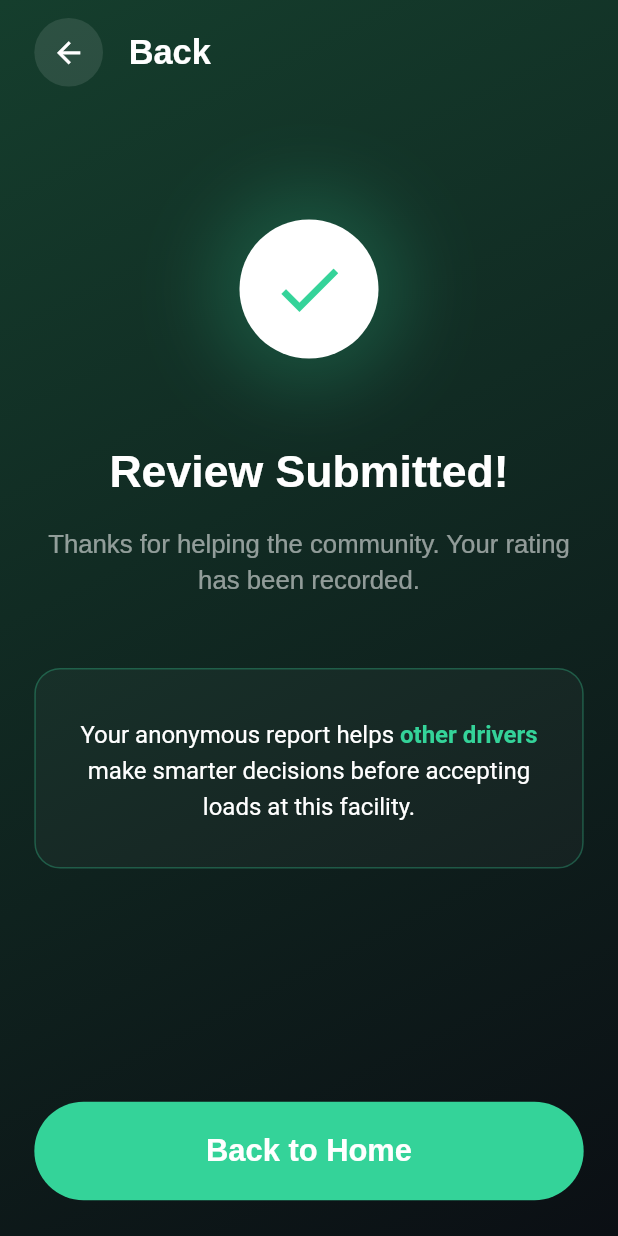
After one commit to backbencherstudio/lukethompson13, a Flutter app: the ReviewSubmitted screen opened by its route, on a phone screen of 412 x 824 dp. The commit adds this screen. Run offline on Flutter 3.47's test engine with Material 3 defaults, Android fonts, the phone set to English and light mode, and no system bars; our stand-ins replace carousel_slider, connectivity_plus, dio, fl_chart, flutter_riverpod, flutter_screenutil and 2 more; missing offline and left inert: otp_pin_field; accounts and stored records are empty.

Commit message:
stops page done

```diff
--- a/lib/core/resource/constants/icon_manager.dart
+++ b/lib/core/resource/constants/icon_manager.dart
@@ -15,5 +15,6 @@ class IconManager {
   static String clock = '$baseUrl/clock.png';
   static String backArrow = '$baseUrl/arrow_left.png';
   static String appLogo = '$baseUrl/app_logo.png';
+  static String clientReviewIcon = '$baseUrl/client_review_logo.png';
 
 }
--- a/lib/core/route/route_manager.dart
+++ b/lib/core/route/route_manager.dart
@@ -11,6 +11,8 @@ import 'package:lukethompson/presentation/parent_screen/parent_screen.dart';
 import 'package:lukethompson/presentation/splash_screen/splash_screen.dart';
 import 'package:lukethompson/presentation/stops/view/widget/claim_detials_widget.dart';
 import 'package:lukethompson/presentation/stops/view/widget/claim_review.dart';
+import 'package:lukethompson/presentation/stops/view/widget/client_review.dart';
+import 'package:lukethompson/presentation/stops/view/widget/review_submitted_widget.dart';
 
 
 
@@ -35,6 +37,10 @@ class RouteGenerator {
         return MaterialPageRoute(builder: (_) => const ClaimDetialsWidget());
       case RoutesName.claimReview :
         return MaterialPageRoute(builder: (_) => const ClaimReview());
+      case RoutesName.clientReview :
+        return MaterialPageRoute(builder: (_) => const ClientReview());
+      case RoutesName.reviewSubmitted :
+        return MaterialPageRoute(builder: (_) => const ReviewSubmitted());
 
       // case RoutesName.otpScreen:
       //   final args = routeSettings.arguments;
--- a/lib/core/route/routes_names.dart
+++ b/lib/core/route/routes_names.dart
@@ -11,5 +11,7 @@ class RoutesName {
    static const String parentScreen = "/parentScreen ";
    static const String claimDetails = "/claimDetails ";
    static const String claimReview= "/claimReview ";
+   static const String clientReview= "/ClientReview ";
+   static const String reviewSubmitted= "/reviewSubmitted";
 
 }
--- a/lib/presentation/stops/view/screen/stops_screen.dart
+++ b/lib/presentation/stops/view/screen/stops_screen.dart
@@ -115,7 +115,11 @@ class StopsScreen extends StatelessWidget {
                           title: "FedEx Ground Port",
                         ),
                         SizedBox(height: 15.h),
-                        WalmartCard(),
+                        InkWell(
+                          onTap: () {
+                            Navigator.pushNamed(context, RoutesName.clientReview);
+                          },
+                          child: WalmartCard()),
                         SizedBox(height: 15.h),
                         InkWell(
                           onTap: () {
--- /dev/null
+++ b/lib/presentation/stops/view/widget/review_submitted_widget.dart
@@ -0,0 +1,189 @@
+import 'package:flutter/material.dart';
+import 'package:flutter_screenutil/flutter_screenutil.dart';
+import 'package:lukethompson/core/resource/constants/color_manager.dart';
+import 'package:lukethompson/core/route/routes_names.dart';
+
+class ReviewSubmitted extends StatelessWidget {
+  const ReviewSubmitted({super.key});
+
+  @override
+  Widget build(BuildContext context) {
+    return Scaffold(
+      extendBodyBehindAppBar: true,
+      body: Container(
+        width: double.infinity,
+        height: double.infinity,
+        decoration: BoxDecoration(
+          gradient: LinearGradient(
+            begin: Alignment.topLeft,
+            end: Alignment.bottomRight,
+            colors: [
+              ColorManager.secondary,
+              ColorManager.primary,
+            ],
+          ),
+        ),
+        child: SafeArea(
+          child: Padding(
+            padding: EdgeInsets.symmetric(horizontal: 20.w, vertical: 10.h),
+            child: Column(
+              children: [
+
+                Row(
+                  children: [
+                    GestureDetector(
+                      onTap: () => Navigator.pop(context),
+                      child: Container(
+                        padding: EdgeInsets.all(10.r),
+                        decoration: BoxDecoration(
+                          color: Colors.white.withOpacity(0.1),
+                          shape: BoxShape.circle,
+                        ),
+                        child: Icon(
+                          Icons.arrow_back,
+                          color: Colors.white,
+                          size: 20.sp,
+                        ),
+                      ),
+                    ),
+                    SizedBox(width: 15.w),
+                    Text(
+                      "Back",
+                      style: TextStyle(
+                        color: Colors.white,
+                        fontSize: 20.sp,
+                        fontWeight: FontWeight.bold,
+                      ),
+                    ),
+                  ],
+                ),
+
+                const Spacer(flex: 1),
+
+                // Success Icon with glow effect
+                Container(
+                  height: 100.r,
+                  width: 100.r,
+                  decoration: BoxDecoration(
+                    shape: BoxShape.circle,
+                    boxShadow: [
+                      BoxShadow(
+                        color: const Color(0xFF34D399).withOpacity(0.2),
+                        blurRadius: 40,
+                        spreadRadius: 10,
+                      )
+                    ],
+                  ),
+                  child: Center(
+                    child: Container(
+                      padding: EdgeInsets.all(18.r),
+                      decoration: const BoxDecoration(
+                        color: Colors.white,
+                        shape: BoxShape.circle,
+                      ),
+                      child: Icon(
+                        Icons.check,
+                        color: const Color(0xFF34D399),
+                        size: 45.sp,
+                      ),
+                    ),
+                  ),
+                ),
+
+                SizedBox(height: 40.h),
+
+                // Text section
+                Text(
+                  "Review Submitted!",
+                  style: TextStyle(
+                    color: Colors.white,
+                    fontSize: 26.sp,
+                    fontWeight: FontWeight.bold,
+                  ),
+                ),
+                SizedBox(height: 15.h),
+                Text(
+                  "Thanks for helping the community. Your rating\nhas been recorded.",
+                  textAlign: TextAlign.center,
+                  style: TextStyle(
+                    color: Colors.white54,
+                    fontSize: 15.sp,
+                    height: 1.4,
+                  ),
+                ),
+
+                SizedBox(height: 40.h),
+
+                // Information Box
+                Container(
+                  width: double.infinity,
+                  padding: EdgeInsets.symmetric(horizontal: 20.w, vertical: 25.h),
+                  decoration: BoxDecoration(
+                    color: Colors.white.withOpacity(0.03),
+                    borderRadius: BorderRadius.circular(15.r),
+                    border: Border.all(
+                      color: const Color(0xFF34D399).withOpacity(0.3),
+                      width: 1,
+                    ),
+                  ),
+                  child: RichText(
+                    textAlign: TextAlign.center,
+                    text: TextSpan(
+                      style: TextStyle(
+                        color: Colors.white,
+                        fontSize: 14.sp,
+                        height: 1.5,
+                      ),
+                      children: [
+                        const TextSpan(text: "Your anonymous report helps "),
+                        TextSpan(
+                          text: "other drivers ",
+                          style: TextStyle(
+                            color: const Color(0xFF34D399),
+                            fontWeight: FontWeight.bold,
+                          ),
+                        ),
+                        const TextSpan(
+                          text: "make smarter decisions before accepting loads at this facility.",
+                        ),
+                      ],
+                    ),
+                  ),
+                ),
+
+                const Spacer(flex: 2),
+
+                // Back to Home Button
+                SizedBox(
+                  width: double.infinity,
+                  height: 55.h,
+                  child: ElevatedButton(
+                    onPressed: () {
+                      Navigator.pushReplacementNamed(context, RoutesName.parentScreen);
+                    },
+                    style: ElevatedButton.styleFrom(
+                      backgroundColor: const Color(0xFF34D399),
+                      shape: RoundedRectangleBorder(
+                        borderRadius: BorderRadius.circular(30.r),
+                      ),
+                      elevation: 0,
+                    ),
+                    child: Text(
+                      "Back to Home",
+                      style: TextStyle(
+                        color: Colors.white,
+                        fontSize: 18.sp,
+                        fontWeight: FontWeight.bold,
+                      ),
+                    ),
+                  ),
+                ),
+                SizedBox(height: 10.h),
+              ],
+            ),
+          ),
+        ),
+      ),
+    );
+  }
+}
```
Also changed, not shown: lib/presentation/stops/view/widget/client_review.dart (added, +252 -0 lines), assets/icons/client_review_logo.png (added).
